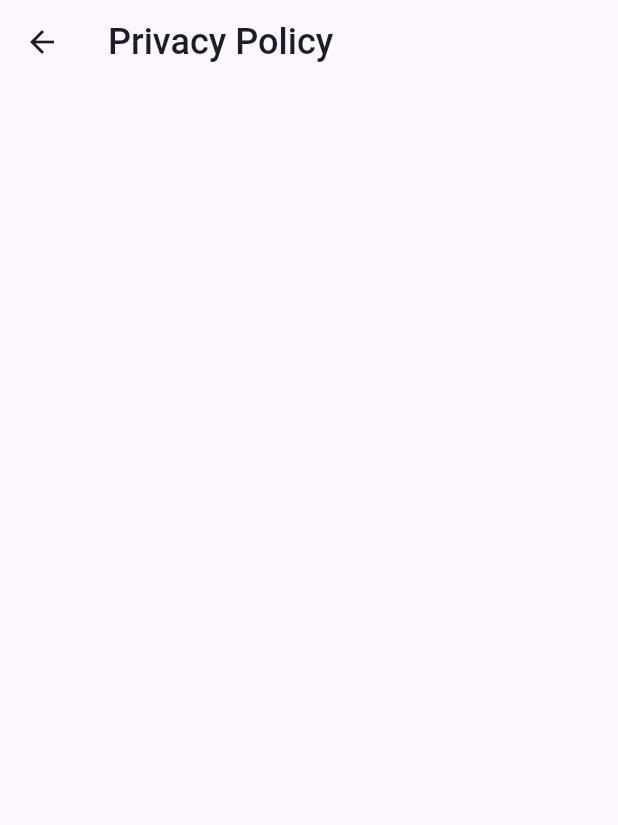
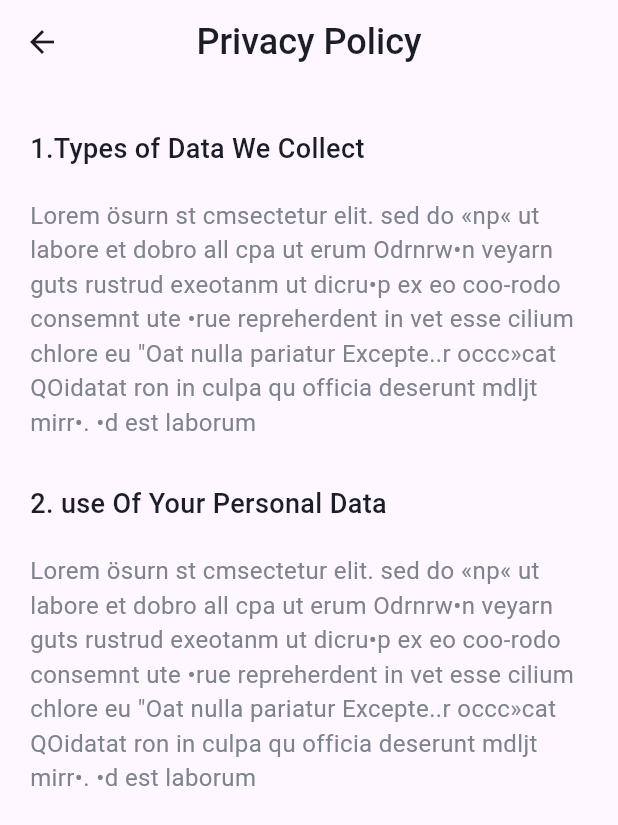
Before and after one commit to rayhantmt/Damaged303, a Flutter app: the PrivacyPolicy screen opened directly, on a phone screen of 412 x 824 dp. Shown: the top 825 px of the screen. Run offline on Flutter 3.47's test engine with Material 3 defaults, Android fonts, the phone set to English and light mode, and no system bars; our stand-ins replace get.

Commit message:
privacy policy done

```diff
--- a/lib/app/common_widgets/privacy_policy.dart
+++ b/lib/app/common_widgets/privacy_policy.dart
@@ -7,8 +7,10 @@ class PrivacyPolicy extends StatelessWidget {
   Widget build(BuildContext context) {
     return Scaffold(
       appBar: AppBar(
+        centerTitle: true,
         title: Text(
           'Privacy Policy',
+
           style: TextStyle(
             fontWeight: FontWeight.w500,
             fontSize: 24,
@@ -16,6 +18,50 @@ class PrivacyPolicy extends StatelessWidget {
           ),
         ),
       ),
+      body: Padding(
+        padding: const EdgeInsets.only(left: 20, right: 20),
+        child: Column(
+          crossAxisAlignment: CrossAxisAlignment.start,
+          children: [
+            SizedBox(height: 30),
+            Text(
+              '1.Types of Data We Collect',
+              style: TextStyle(
+                fontWeight: FontWeight.w500,
+                fontSize: 18,
+                color: Color(0xff1B1E28),
+              ),
+            ),
+            SizedBox(height: 20),
+            Text(
+              'Lorem ösurn st cmsectetur elit. sed do «np« ut labore et dobro all cpa ut erum Odrnrw•n veyarn guts rustrud exeotanm ut dicru•p ex eo coo-rodo consemnt ute •rue repreherdent in vet esse cilium chlore eu "Oat nulla pariatur Excepte..r occc»cat QOidatat ron in culpa qu officia deserunt mdljt mirr•. •d est laborum',
+              style: TextStyle(
+                fontWeight: FontWeight.w400,
+                fontSize: 16,
+                color: Color(0xff7D848D),
+              ),
+            ),
+            SizedBox(height: 30),
+            Text(
+              '2. use Of Your Personal Data',
+              style: TextStyle(
+                fontWeight: FontWeight.w500,
+                fontSize: 18,
+                color: Color(0xff1B1E28),
+              ),
+            ),
+            SizedBox(height: 20),
+            Text(
+              'Lorem ösurn st cmsectetur elit. sed do «np« ut labore et dobro all cpa ut erum Odrnrw•n veyarn guts rustrud exeotanm ut dicru•p ex eo coo-rodo consemnt ute •rue repreherdent in vet esse cilium chlore eu "Oat nulla pariatur Excepte..r occc»cat QOidatat ron in culpa qu officia deserunt mdljt mirr•. •d est laborum',
+              style: TextStyle(
+                fontWeight: FontWeight.w400,
+                fontSize: 16,
+                color: Color(0xff7D848D),
+              ),
+            ),
+          ],
+        ),
+      ),
     );
   }
 }
--- a/lib/app/modules/profile/porfile_view.dart
+++ b/lib/app/modules/profile/porfile_view.dart
@@ -1,8 +1,10 @@
 import 'package:damaged303/app/common_widgets/button.dart';
+import 'package:damaged303/app/common_widgets/privacy_policy.dart';
 import 'package:damaged303/app/common_widgets/profile_helper_text.dart';
 import 'package:damaged303/app/modules/foret_password/forget_password_view.dart';
 import 'package:damaged303/app/modules/log_in/log_in_view.dart';
 import 'package:damaged303/app/modules/notifications/notifications_view.dart';
+import 'package:damaged303/app/modules/subscription_screen/subscription_view.dart';
 import 'package:damaged303/app/utils/app_images.dart';
 import 'package:flutter/material.dart';
 import 'package:get/get.dart';
@@ -39,7 +41,12 @@ class PorfileView extends StatelessWidget {
               color: Color(0xFF7D848D),
             ),
           ),
-          Button(title: 'Subscribe Now'),
+          GestureDetector(
+            onTap: () {
+              Get.to(Subscription());
+            },
+            child: Button(title: 'Subscribe Now'),
+          ),
           SizedBox(height: 30),
           GestureDetector(
             onTap: () {
@@ -52,7 +59,9 @@ class PorfileView extends StatelessWidget {
           ),
           SizedBox(height: 30),
           GestureDetector(
-            onTap: () {},
+            onTap: () {
+              Get.to(PrivacyPolicy());
+            },
             child: ProfileHelp(
               icon: Icons.insert_drive_file_outlined,
               text: 'Privacy Policy',
```
